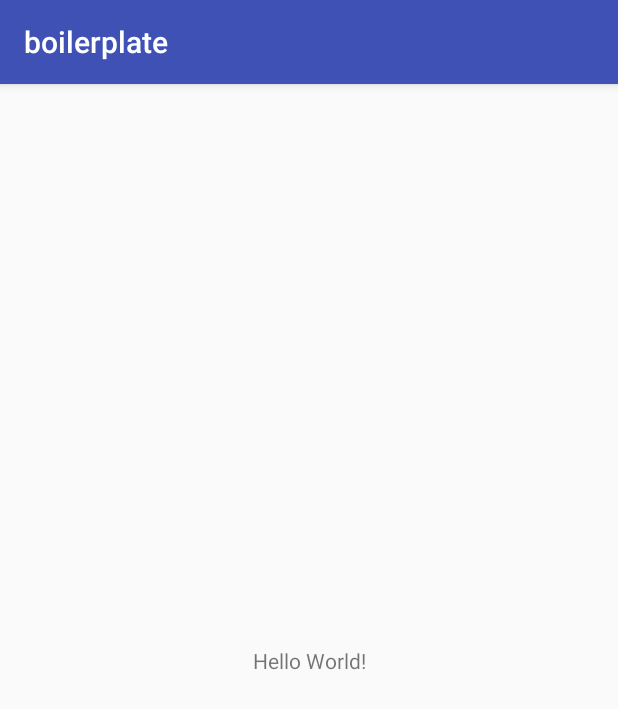
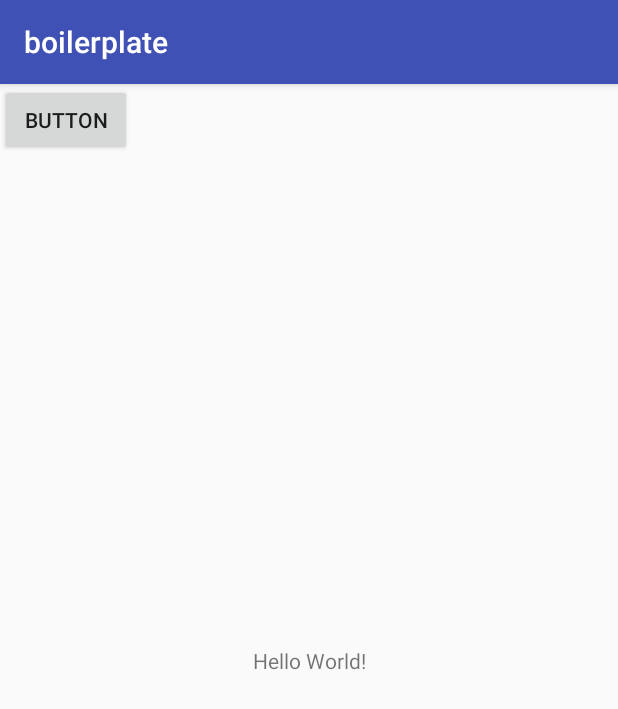
Before and after one commit to clockworkant/android-kickstarter, an Android app: the screen it shows after launch (MainActivity), on a phone screen of 412 x 824 dp. Shown: the top 709 px of the screen. Run offline under Robolectric (Android 15) with nearby library versions, the phone set to English and light mode, and no system bars; our stand-ins replace RxJava; libraries missing offline, so code that uses them is left out: com.jakewharton.rxbinding2; 2 statements that could not run were skipped.

```diff
--- a/app/src/main/java/com/clockworkant/base/BaseActivityWithPresenter.kt
+++ b/app/src/main/java/com/clockworkant/base/BaseActivityWithPresenter.kt
@@ -4,6 +4,7 @@ import android.os.Bundle
 import android.support.v7.app.AppCompatActivity
 
 abstract class BaseActivityWithPresenter : AppCompatActivity() {
+
     lateinit var presenter: BasePresenter
 
     override fun onResume() {
--- a/app/src/main/java/com/clockworkant/base/BaseFragmentWithPresenter.kt
+++ b/app/src/main/java/com/clockworkant/base/BaseFragmentWithPresenter.kt
@@ -4,6 +4,7 @@ import android.os.Bundle
 import android.support.v4.app.Fragment
 
 abstract class BaseFragmentWithPresenter : Fragment() {
+
     lateinit var presenter: BasePresenter
 
     override fun onResume() {
--- a/app/src/main/java/com/clockworkant/base/BasePresenter.kt
+++ b/app/src/main/java/com/clockworkant/base/BasePresenter.kt
@@ -4,6 +4,7 @@ import io.reactivex.disposables.CompositeDisposable
 import io.reactivex.disposables.Disposable
 
 abstract class BasePresenter {
+
     private var compositeDisposable: CompositeDisposable = CompositeDisposable()
     abstract fun subscribe()
 
--- /dev/null
+++ b/app/src/main/java/com/clockworkant/base/rxschedulers/BaseSchedulerProvider.kt
@@ -0,0 +1,15 @@
+package com.clockworkant.base.rxschedulers
+
+import io.reactivex.Scheduler
+
+/**
+ * Allow providing different types of [Scheduler]s.
+ */
+interface SchedulerProvider {
+
+    fun computation(): Scheduler
+
+    fun io(): Scheduler
+
+    fun ui(): Scheduler
+}
--- /dev/null
+++ b/app/src/main/java/com/clockworkant/base/rxschedulers/SchedulerProvider.kt
@@ -0,0 +1,24 @@
+package com.clockworkant.base.rxschedulers
+
+import io.reactivex.Scheduler
+import io.reactivex.android.schedulers.AndroidSchedulers
+import io.reactivex.schedulers.Schedulers
+
+
+/**
+ * Provides different types of schedulers.
+ */
+object AndroidSchedulerProvider : SchedulerProvider {
+
+    override fun computation(): Scheduler {
+        return Schedulers.computation()
+    }
+
+    override fun io(): Scheduler {
+        return Schedulers.io()
+    }
+
+    override fun ui(): Scheduler {
+        return AndroidSchedulers.mainThread()
+    }
+}
--- a/app/src/main/java/com/clockworkant/boilerplate/MainActivity.kt
+++ b/app/src/main/java/com/clockworkant/boilerplate/MainActivity.kt
@@ -1,14 +1,30 @@
 package com.clockworkant.boilerplate
 
-import android.support.v7.app.AppCompatActivity
 import android.os.Bundle
+import android.util.Log
+import com.clockworkant.base.BaseActivityWithPresenter
+import com.clockworkant.base.BasePresenter
+import com.jakewharton.rxbinding2.view.RxView
+import io.reactivex.Observable
+import kotlinx.android.synthetic.main.activity_main.*
 
-class MainActivity : AppCompatActivity()
-{
+class MainActivity : BaseActivityWithPresenter(), MainPresenter.View {
 
-	override fun onCreate(savedInstanceState: Bundle?)
-	{
-		super.onCreate(savedInstanceState)
-		setContentView(R.layout.activity_main)
-	}
+    override fun onCreate(savedInstanceState: Bundle?) {
+        super.onCreate(savedInstanceState)
+        setContentView(R.layout.activity_main)
+    }
+
+    override fun onButtonClicked(): Observable<Any> = RxView.clicks(main_activity_button)
+
+    override fun showButtonClicked() {
+        main_activity_textview.text = "The button has been clicked"
+    }
+
+    override fun showError(error: Throwable) {
+        main_activity_textview.text = "There was an error ${error.message}"
+        Log.e("MainActivityError", "error", error)
+    }
+
+    override fun createPresenter(): BasePresenter = MainPresenter(this)
 }
--- /dev/null
+++ b/app/src/main/java/com/clockworkant/boilerplate/MainPresenter.kt
@@ -0,0 +1,37 @@
+package com.clockworkant.boilerplate
+
+import com.clockworkant.base.BasePresenter
+import com.clockworkant.base.rxschedulers.AndroidSchedulerProvider
+import com.clockworkant.base.rxschedulers.SchedulerProvider
+import io.reactivex.Observable
+
+class MainPresenter(
+        private val view: View,
+        private val schedulers: SchedulerProvider = AndroidSchedulerProvider
+) : BasePresenter() {
+
+    override fun subscribe() {
+        addDisposible(
+                view.onButtonClicked()
+                        .subscribeOn(schedulers.ui())
+                        .observeOn(schedulers.computation())
+                        .flatMap {
+                            //do work on background thread
+                            println("Processing in the ${Thread.currentThread().name} thread")
+                            return@flatMap Observable.just(it)
+                        }
+                        .observeOn(schedulers.ui())
+                        .subscribe({
+                            view.showButtonClicked()
+                        }, {
+                            view.showError(it)
+                        })
+        )
+    }
+
+    interface View {
+        fun onButtonClicked(): Observable<Any>
+        fun showButtonClicked()
+        fun showError(error: Throwable)
+    }
+}
--- a/app/src/main/res/layout/activity_main.xml
+++ b/app/src/main/res/layout/activity_main.xml
@@ -2,12 +2,16 @@
 <android.support.constraint.ConstraintLayout
 	xmlns:android="http://schemas.android.com/apk/res/android"
 	xmlns:app="http://schemas.android.com/apk/res-auto"
-	xmlns:tools="http://schemas.android.com/tools"
 	android:layout_width="match_parent"
-	android:layout_height="match_parent"
-	tools:context="com.clockworkant.boilerplate.MainActivity">
+	android:layout_height="match_parent">
 
+	<Button
+		android:id="@+id/main_activity_button"
+		android:text="Button"
+		android:layout_width="wrap_content"
+		android:layout_height="wrap_content"/>
 	<TextView
+		android:id="@+id/main_activity_textview"
 		android:layout_width="wrap_content"
 		android:layout_height="wrap_content"
 		android:text="Hello World!"
```
Also changed, not shown: app/build.gradle (+8 -0 lines), 3 other files.
